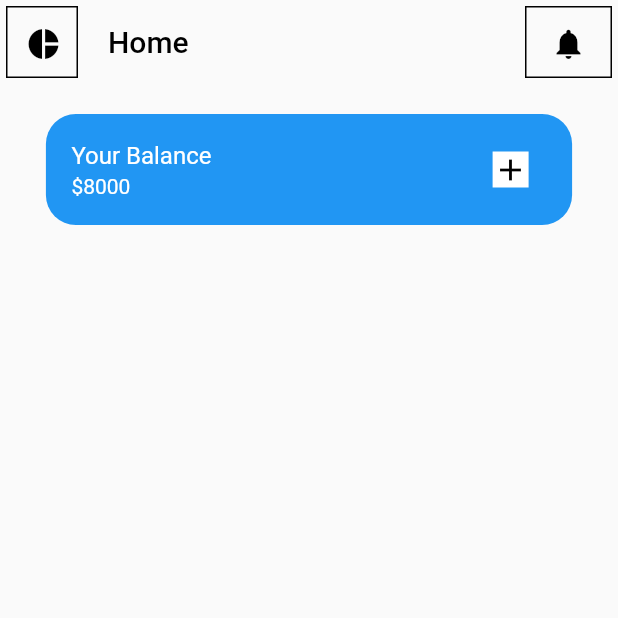
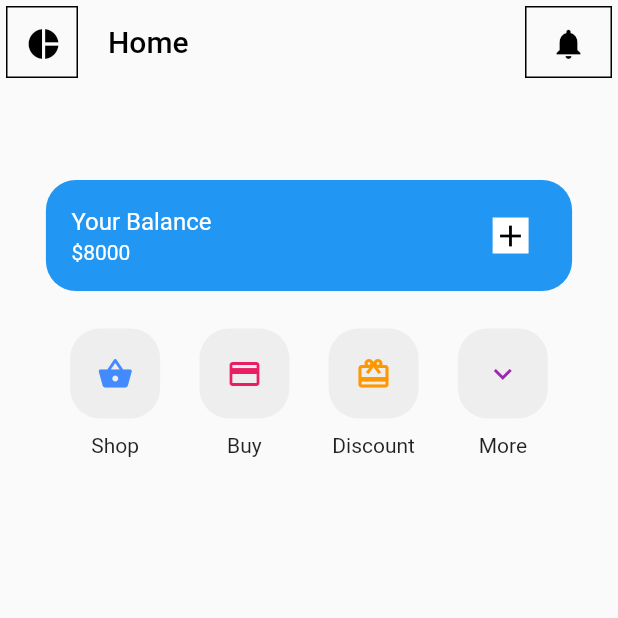
Before and after one commit to askpradana/project_structure, a Flutter app: the screen it shows after launch, on a phone screen of 412 x 824 dp, the top half of it. Run offline on Flutter 3.47's test engine with Material 2 defaults, Android fonts, the phone set to English and light mode, and no system bars.

```diff
--- a/lib/main.dart
+++ b/lib/main.dart
@@ -9,6 +9,7 @@ class MyApp extends StatelessWidget {
   @override
   Widget build(BuildContext context) {
     return MaterialApp(
+      debugShowCheckedModeBanner: false,
       home: Home(),
     );
   }
--- a/lib/screens/home.dart
+++ b/lib/screens/home.dart
@@ -1,9 +1,8 @@
 import 'package:flutter/material.dart';
+import 'package:project_structure/screens/home_screen/appbar_widget.dart';
+import 'package:project_structure/screens/home_screen/account_balance.dart';
 
 class Home extends StatefulWidget {
-  final String title = "Home";
-  final String balanceTitle = "Your Balance";
-  final String balanceTotal = "\$8000";
   @override
   _HomeState createState() => _HomeState();
 }
@@ -12,92 +11,101 @@ class _HomeState extends State<Home> {
   @override
   Widget build(BuildContext context) {
     final jarakHorizontal = MediaQuery.of(context).size.width;
-    final jarakVertikal = MediaQuery.of(context).size.height;
     return Scaffold(
-        appBar: AppBar(
-          leading: AppBarIcon(
-            icon: Icon(Icons.pie_chart),
-            color: Colors.black,
-            margin: EdgeInsets.all(4),
-            padding: EdgeInsets.all(4),
-            onPressed: () {},
-          ),
-          actions: [
-            AppBarIcon(
-              icon: Icon(Icons.notifications),
-              color: Colors.black,
-              margin: EdgeInsets.all(4),
-              padding: EdgeInsets.all(4),
-              onPressed: () {},
-            )
-          ],
-          title: Text(
-            widget.title,
-            style: TextStyle(color: Colors.black),
-          ),
-          elevation: 0,
-          backgroundColor: Colors.transparent,
-        ),
+        appBar: PreferredSize(
+          preferredSize: Size.fromHeight(100),
+          child: AppBarDefault()),
         body: ListView(
           padding: EdgeInsets.symmetric(horizontal: jarakHorizontal * 0.05),
           children: [
-            Container(
-              margin: EdgeInsets.fromLTRB(10, 20, 10, 0),
-              decoration: BoxDecoration(
-                color: Colors.blue,
-                border: Border.all(color: Colors.transparent),
-                borderRadius: BorderRadius.all(Radius.circular(20))
-              ),
-              child: ListTile(
-                title: Text(widget.balanceTitle,
-                  style: TextStyle(color: Colors.white),
-                ),
-                subtitle: Text(widget.balanceTotal,
-                  style: TextStyle(color: Colors.white),
-                ),
-                trailing: IconButton(
-                  icon: Container(
-                    color: Colors.white,
-                    child: Icon(
-                      Icons.add,
-                      color: Colors.black,
-                    ),
-                  ),
-                  onPressed: () {},
-                ),
-              ),
-            ),
+            InfoAccountBalance(),
+            MainMenu()
           ],
         ));
   }
 }
 
-class AppBarIcon extends StatelessWidget {
-  const AppBarIcon(
-      {Key key,
-      this.icon,
-      this.margin,
-      this.padding,
-      this.onPressed,
-      this.color})
-      : super(key: key);
-
-  final Widget icon;
-  final EdgeInsetsGeometry margin, padding;
-  final Function onPressed;
-  final Color color;
-
+class MainMenu extends StatelessWidget {
   @override
   Widget build(BuildContext context) {
-    return Container(
-      padding: padding,
-      decoration:
-          BoxDecoration(border: Border.all(width: 1, color: Colors.black)),
-      margin: margin,
-      child: IconButton(
-        icon: icon,
-        color: color,
-        onPressed: onPressed,
+    return Padding(
+      padding: const EdgeInsets.symmetric(vertical: 25),
+      child: Row(
+        mainAxisAlignment: MainAxisAlignment.spaceEvenly,
+        children: [
+          Column(
+            children: [
+              Container(
+                padding: EdgeInsets.all(5),
+                margin: EdgeInsets.only(bottom: 10),
+                decoration: BoxDecoration(
+                  color: Colors.grey[200],
+                  border: Border.all(color: Colors.transparent),
+                  borderRadius: BorderRadius.all(Radius.circular(20))
+                ),
+                child: IconButton(
+                  icon: Icon(Icons.shopping_basket, color: Colors.blueAccent),
+                  onPressed: (){},
+                ),
+              ),
+              Text("Shop")
+            ],
+          ),
+          Column(
+            children: [
+              Container(
+                padding: EdgeInsets.all(5),
+                margin: EdgeInsets.only(bottom: 10),
+                decoration: BoxDecoration(
+                  color: Colors.grey[200],
+                  border: Border.all(color: Colors.transparent),
+                  borderRadius: BorderRadius.all(Radius.circular(20))
+                ),
+                child: IconButton(
+                  icon: Icon(Icons.credit_card, color: Colors.pink),
+                  onPressed: (){},
+                ),
+              ),
+              Text("Buy")
+            ],
+          ),
+          Column(
+            children: [
+              Container(
+                padding: EdgeInsets.all(5),
+                margin: EdgeInsets.only(bottom: 10),
+                decoration: BoxDecoration(
+                  color: Colors.grey[200],
+                  border: Border.all(color: Colors.transparent),
+                  borderRadius: BorderRadius.all(Radius.circular(20))
+                ),
+                child: IconButton(
+                  icon: Icon(Icons.redeem, color: Colors.orange),
+                  onPressed: (){},
+                ),
+              ),
+              Text("Discount")
+            ],
+          ),
+          Column(
+            children: [
+              Container(
+                padding: EdgeInsets.all(5),
+                margin: EdgeInsets.only(bottom: 10),
+                decoration: BoxDecoration(
+                  color: Colors.grey[200],
+                  border: Border.all(color: Colors.transparent),
+                  borderRadius: BorderRadius.all(Radius.circular(20))
+                ),
+                child: IconButton(
+                  icon: Icon(Icons.expand_more, color: Colors.purple),
+                  onPressed: (){},
+                ),
+              ),
+              Text("More")
+            ],
+          ),
+        ],
       ),
     );
   }
--- /dev/null
+++ b/lib/screens/home_screen/account_balance.dart
@@ -0,0 +1,42 @@
+import 'package:flutter/material.dart';
+
+class InfoAccountBalance extends StatefulWidget {
+
+  final String balanceTitle = "Your Balance";
+  final String balanceTotal = "\$8000";
+
+  @override
+  _InfoAccountBalanceState createState() => _InfoAccountBalanceState();
+}
+
+class _InfoAccountBalanceState extends State<InfoAccountBalance> {
+  @override
+  Widget build(BuildContext context) {
+    return Container(
+      margin: EdgeInsets.fromLTRB(10, 20, 10, 0),
+      decoration: BoxDecoration(
+        color: Colors.blue,
+        border: Border.all(color: Colors.transparent),
+        borderRadius: BorderRadius.all(Radius.circular(20))
+      ),
+      child: ListTile(
+        title: Text(widget.balanceTitle,
+          style: TextStyle(color: Colors.white),
+        ),
+        subtitle: Text(widget.balanceTotal,
+          style: TextStyle(color: Colors.white),
+        ),
+        trailing: IconButton(
+          icon: Container(
+            color: Colors.white,
+            child: Icon(
+              Icons.add,
+              color: Colors.black,
+            ),
+          ),
+          onPressed: () {},
+        ),
+      ),
+    );
+  }
+}
--- /dev/null
+++ b/lib/screens/home_screen/appbar_widget.dart
@@ -0,0 +1,65 @@
+import 'package:flutter/material.dart';
+
+class AppBarIcon extends StatelessWidget {
+  const AppBarIcon(
+      {Key key,
+      this.icon,
+      this.margin,
+      this.padding,
+      this.onPressed,
+      this.color})
+      : super(key: key);
+
+  final Widget icon;
+  final EdgeInsetsGeometry margin, padding;
+  final Function onPressed;
+  final Color color;
+
+  @override
+  Widget build(BuildContext context) {
+    return Container(
+      padding: padding,
+      decoration:
+          BoxDecoration(border: Border.all(width: 1, color: Colors.black)),
+      margin: margin,
+      child: IconButton(
+        icon: icon,
+        color: color,
+        onPressed: onPressed,
+      ),
+    );
+  }
+}
+
+class AppBarDefault extends StatelessWidget {
+
+  final String title = "Home";
+
+  @override
+  Widget build(BuildContext context) {
+    return AppBar(
+      leading: AppBarIcon(
+        icon: Icon(Icons.pie_chart),
+        color: Colors.black,
+        margin: EdgeInsets.all(4),
+        padding: EdgeInsets.all(4),
+        onPressed: () {},
+      ),
+      actions: [
+        AppBarIcon(
+          icon: Icon(Icons.notifications),
+          color: Colors.black,
+          margin: EdgeInsets.all(4),
+          padding: EdgeInsets.all(4),
+          onPressed: () {},
+        )
+      ],
+      title: Text(
+        title,
+        style: TextStyle(color: Colors.black),
+      ),
+      elevation: 0,
+      backgroundColor: Colors.transparent,
+    );
+  }
+}
```
